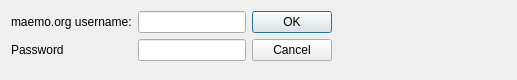
Before: the Qt Designer form src/settings.ui in achipa/keepitsimpletester, drawn with Qt 5.
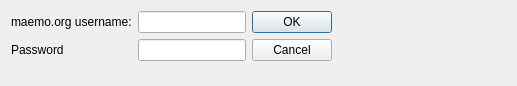
After: the same form once the commit is applied.

Patch:
```diff
--- a/src/settings.ui
+++ b/src/settings.ui
@@ -7,7 +7,7 @@
     <x>0</x>
     <y>0</y>
     <width>517</width>
-    <height>80</height>
+    <height>86</height>
    </rect>
   </property>
   <property name="windowTitle">
```
Left out of the diff: 2 changed lines with no effect on the pictures.
